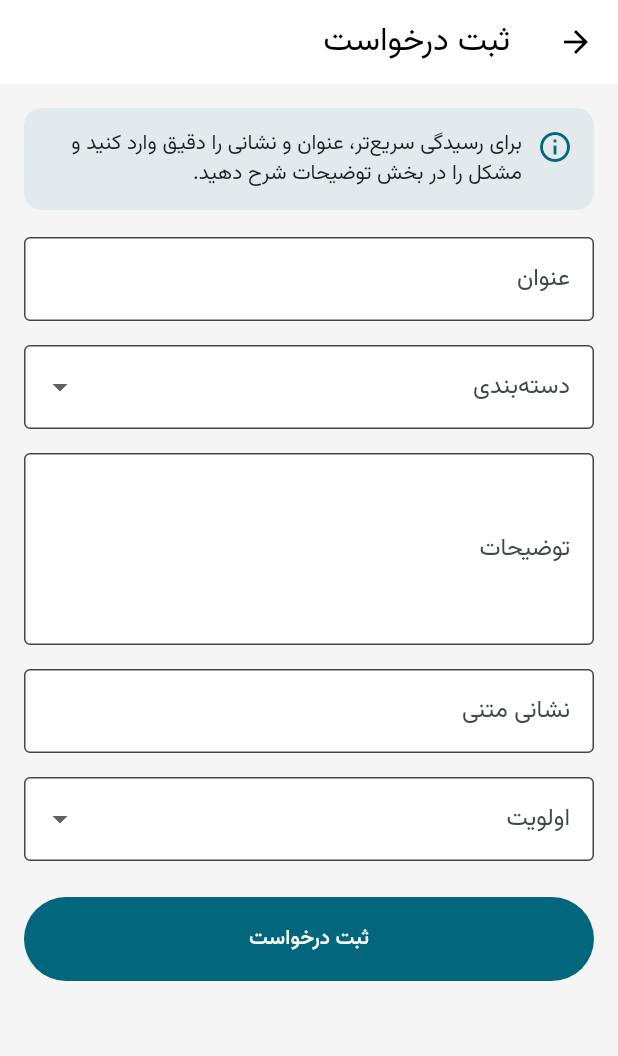
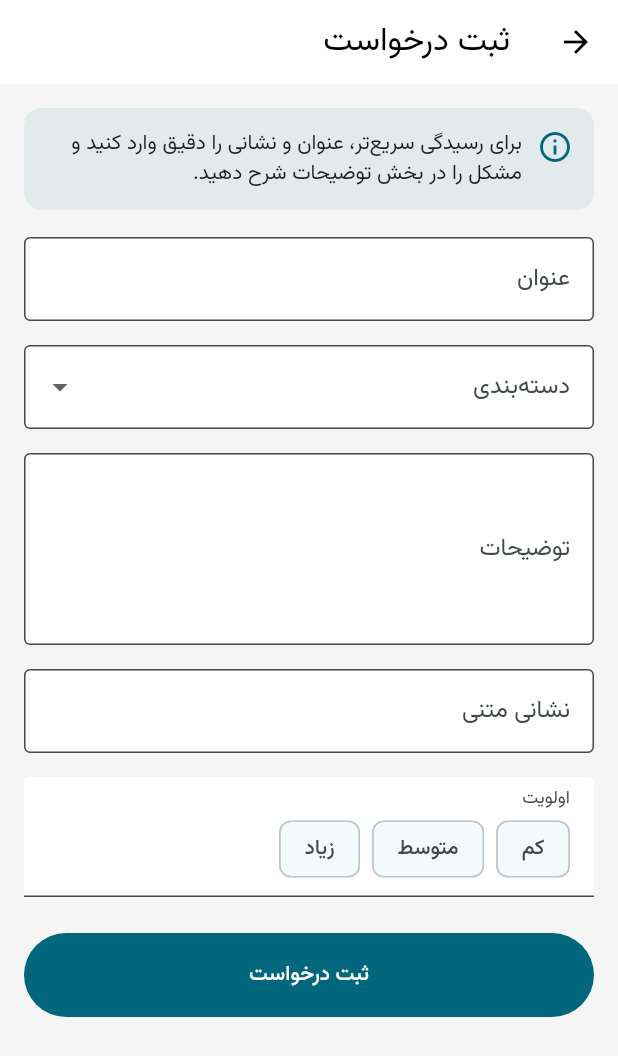
Before and after one commit to DayiGorbay/Citizen-Request, a Flutter app: the RequestFormPage screen opened directly, on a phone screen of 412 x 824 dp. Shown: the top 1056 px of the screen. Run offline on Flutter 3.47's test engine with Material 3 defaults, Android fonts, the phone set to English and light mode, and no system bars; our stand-ins replace shared_preferences; accounts and stored records are empty.

Commit message:
Improve request form and details UI

```diff
--- a/lib/main.dart
+++ b/lib/main.dart
@@ -172,7 +172,7 @@ class _MyHomePageState extends State<MyHomePage> {
                         ),
                       );
                     },
-                    leading: const Icon(Icons.assignment_outlined),
+                    leading: const Icon(Icons.assignment_outlined, size: 45,),
                     title: Text(request.title),
                     subtitle: Padding(
                       padding: const EdgeInsets.only(top: 8),
--- a/lib/pages/request_form_page.dart
+++ b/lib/pages/request_form_page.dart
@@ -148,16 +148,30 @@ class _RequestFormPageState extends State<RequestFormPage> {
 
             const SizedBox(height: 16),
 
-            DropdownButtonFormField<String>(
-              decoration: const InputDecoration(
-                labelText: 'اولویت',
-                border: OutlineInputBorder(),
+            FormField<String>(
+              initialValue: _priority,
+              validator: (value) => value == null ? 'اولویت را انتخاب کنید' : null,
+              builder: (field) => InputDecorator(
+                decoration: InputDecoration(
+                  labelText: 'اولویت',
+                  errorText: field.errorText,
+                ),
+                child: Wrap(
+                  spacing: 8,
+                  runSpacing: 4,
+                  children: _priorities.map((priority) {
+                    return ChoiceChip(
+                      label: Text(priority),
+                      selected: _priority == priority,
+                      onSelected: (selected) {
+                        if (!selected) return;
+                        setState(() => _priority = priority);
+                        field.didChange(priority);
+                      },
+                    );
+                  }).toList(),
+                ),
               ),
-              items: _priorities
-                  .map((item) => DropdownMenuItem(value: item, child: Text(item)))
-                  .toList(),
-              onChanged: (value) => setState(() => _priority = value),
-              validator: (value) => value == null ? 'اولویت را انتخاب کنید' : null,
             ),
 
             const SizedBox(height: 24),
```
Also changed, not shown: lib/pages/request_details_page.dart (+52 -18 lines), lib/widgets/request_priority_badge.dart (added, +40 -0 lines).
